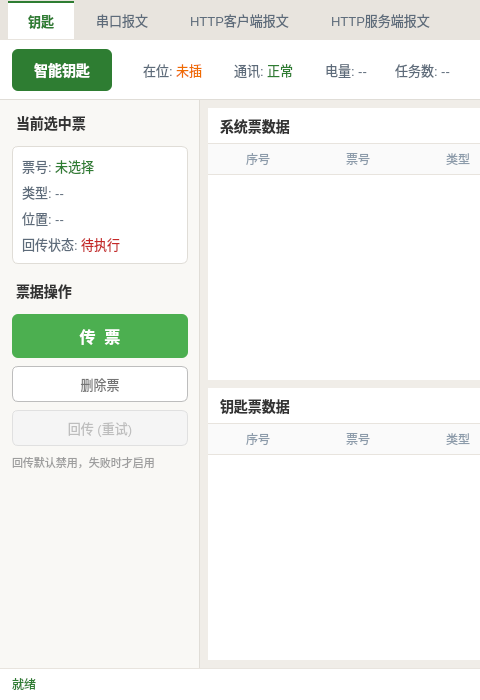
Before: the Qt Designer form RK3568/ui/keymanagepage.ui in Ruanchenxi/RK3568-Qt-Workbench, drawn with Qt 5; both pictures show x 0 to 480 and y 0 to 700 of the 1200 by 700 pixel window.
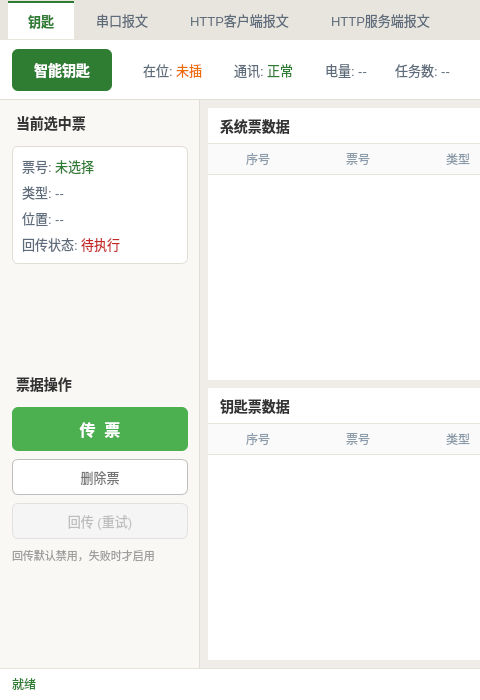
After: the same form once the commit is applied.

Patch:
```diff
--- a/RK3568/ui/keymanagepage.ui
+++ b/RK3568/ui/keymanagepage.ui
@@ -299,7 +299,19 @@
                </layout>
               </widget>
              </item>
-
+             <item>
+              <spacer name="verticalSpacer">
+               <property name="orientation">
+                <enum>Qt::Vertical</enum>
+               </property>
+               <property name="sizeHint" stdset="0">
+                <size>
+                 <width>20</width>
+                 <height>40</height>
+                </size>
+               </property>
+              </spacer>
+             </item>
              <item>
               <widget class="QLabel" name="lblTicketOpTitle">
                <property name="text"><string>票据操作</string></property>
```
Left out of the diff: 1039 changed lines with no effect on the pictures.
